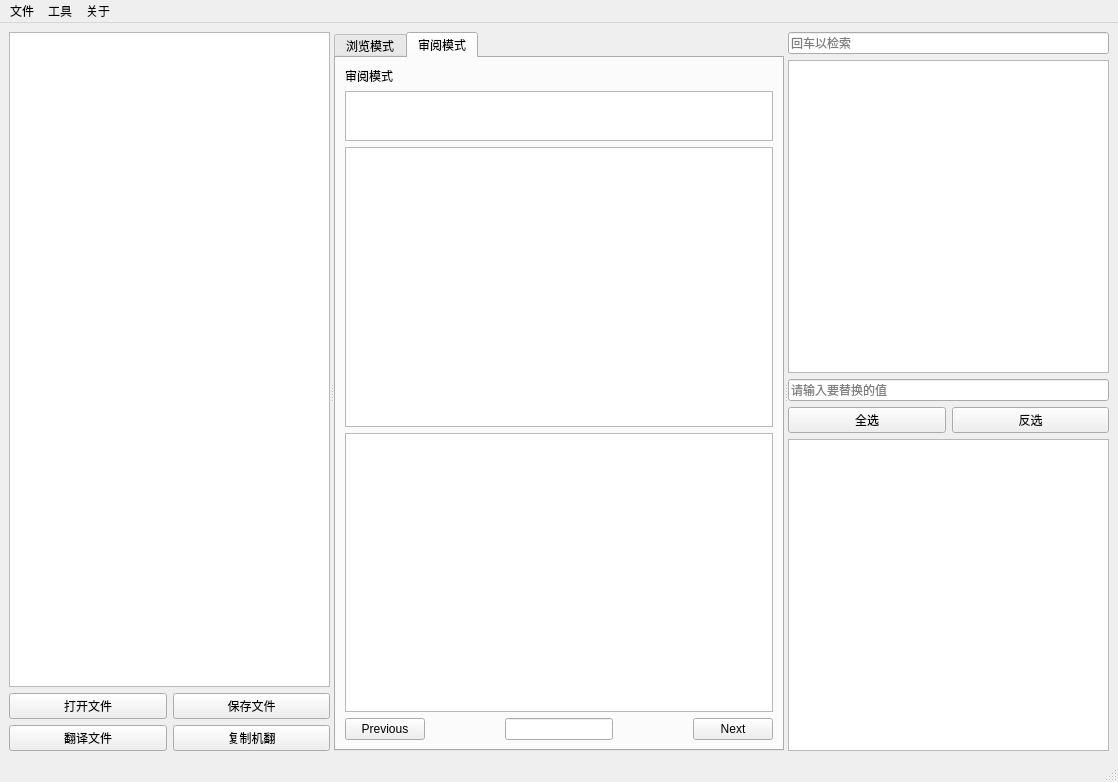
First picture: the form in MainWindow.ui, repository MonianHello/JSON-i18n, before the edit.
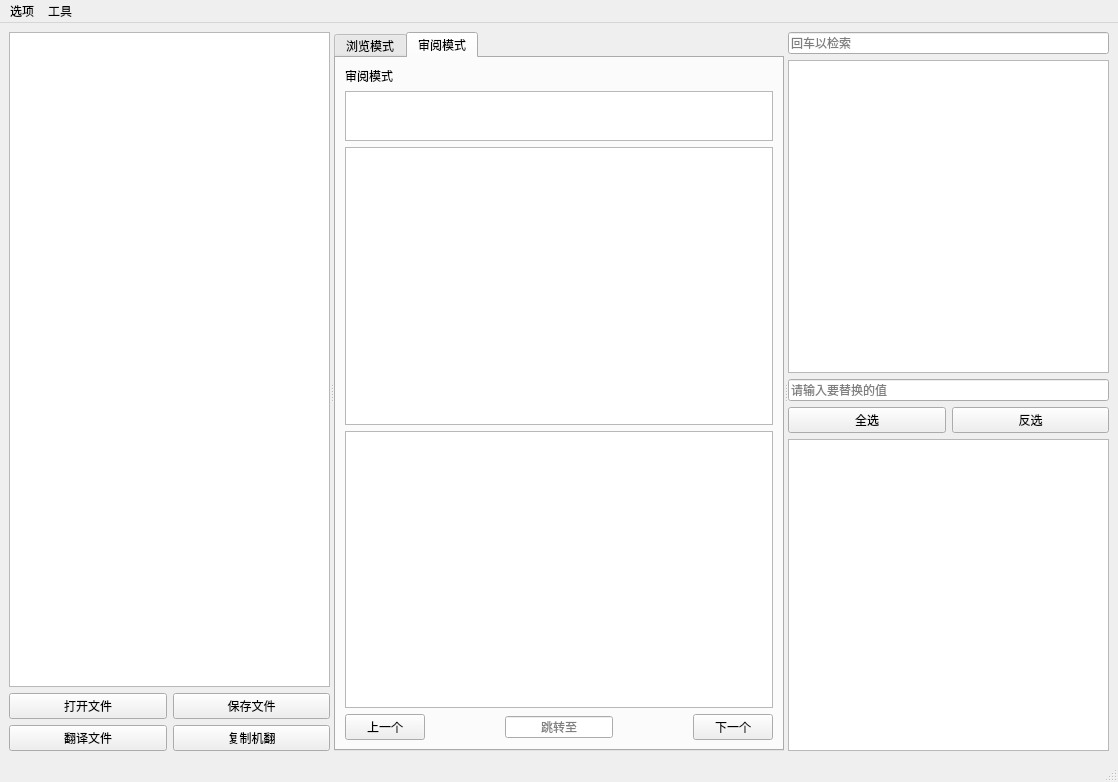
Second picture: the form after the edit. The open tabs and pages were chosen to show the change.

Commit message: 增添设置界面

What changed in the file:
```diff
--- a/MainWindow.ui
+++ b/MainWindow.ui
@@ -145,7 +145,7 @@
            <item>
             <widget class="QPushButton" name="reviewPreviousPushButton">
              <property name="text">
-              <string>Previous</string>
+              <string>上一个</string>
              </property>
             </widget>
            </item>
@@ -173,6 +173,9 @@
              <property name="alignment">
               <set>Qt::AlignCenter</set>
              </property>
+             <property name="placeholderText">
+              <string>跳转至</string>
+             </property>
             </widget>
            </item>
            <item>
@@ -191,7 +194,7 @@
            <item>
             <widget class="QPushButton" name="reviewNextPushButton">
              <property name="text">
-              <string>Next</string>
+              <string>下一个</string>
              </property>
             </widget>
            </item>
@@ -320,14 +323,14 @@
    </property>
    <widget class="QMenu" name="menu12">
     <property name="title">
-     <string>文件</string>
+     <string>选项</string>
     </property>
     <addaction name="actionopen"/>
     <addaction name="actionsave"/>
    </widget>
    <widget class="QMenu" name="menu">
     <property name="title">
-     <string>关于</string>
+     <string/>
     </property>
    </widget>
    <widget class="QMenu" name="menu_2">
```
Left out of the diff: 8 changed lines with no effect on the pictures. The commit also changes 4 other files.
